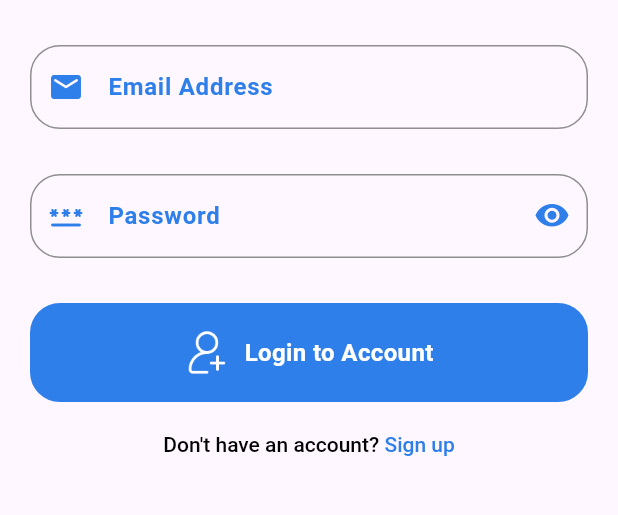
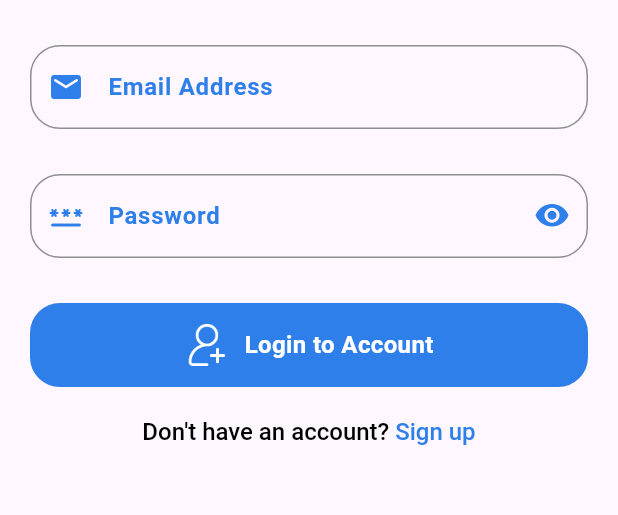
Before and after one commit to ICN-1/MyQuotesApplication, a Flutter app: the screen it shows after launch, on a phone screen of 412 x 824 dp, the part 105-620 px from its top. Run offline on Flutter 3.47's test engine with Material 3 defaults, Android fonts, the phone set to English and light mode, and no system bars; our stand-ins replace cloud_firestore, firebase_auth, firebase_core, get; accounts and stored records are empty.

Commit message:
Fixed the visiblity issue

```diff
--- a/lib/controllers/login_and_sign_up_page_controller.dart
+++ b/lib/controllers/login_and_sign_up_page_controller.dart
@@ -10,6 +10,9 @@ class LoginAndSignupPageController extends GetxController {
 
   final RxBool _isTextHidden = true.obs;
   bool get isTextHidden => _isTextHidden.value;
+
+  final RxBool _isFalse = true.obs;
+  bool get isFalse => _isFalse.value;
 
   Future<void> createAccount(GlobalKey<FormState> formKey, String username, String email, String phone, String password) async{
     final isCreated = formKey.currentState?.validate();
@@ -82,7 +85,7 @@ class LoginAndSignupPageController extends GetxController {
     if (isPassword) {
       _isTextHidden.value = !_isTextHidden.value;
     }else{
-      _isTextHidden.value = false;
+      _isFalse.value = false;
     }
   }
 }
--- a/lib/screens/login_page.dart
+++ b/lib/screens/login_page.dart
@@ -116,7 +116,7 @@ class LoginPage extends StatelessWidget {
                               text: "Don't have an account?",
                               style: TextStyle(
                                 fontWeight: FontWeight.w500,
-                                fontSize: AppSizes.textSmall,
+                                fontSize: AppSizes.textNormal,
                                 color: AppColors.black
                               ),
                               children: [
@@ -124,7 +124,7 @@ class LoginPage extends StatelessWidget {
                                   text: " Sign up",
                                   style: TextStyle(
                                     fontWeight: FontWeight.w500,
-                                    fontSize: AppSizes.textSmall,
+                                    fontSize: AppSizes.textNormal,
                                     color: AppColors.blue
                                   ),
                                 )
--- a/lib/screens/sign_up_page.dart
+++ b/lib/screens/sign_up_page.dart
@@ -150,7 +150,7 @@ class SignUpPage extends StatelessWidget {
                               text: "Already have an account?",
                               style: TextStyle(
                                 fontWeight: FontWeight.w500,
-                                fontSize: AppSizes.textSmall,
+                                fontSize: AppSizes.textNormal,
                                 color: AppColors.black
                               ),
                               children: [
@@ -158,7 +158,7 @@ class SignUpPage extends StatelessWidget {
                                   text: " Login",
                                   style: TextStyle(
                                     fontWeight: FontWeight.w500,
-                                    fontSize: AppSizes.textSmall,
+                                    fontSize: AppSizes.textNormal,
                                     color: AppColors.blue
                                   ),
                                 )
--- a/lib/widgets/text_form_field.dart
+++ b/lib/widgets/text_form_field.dart
@@ -35,7 +35,7 @@ class AppTextFormField extends StatelessWidget {
       child: Obx(() => TextFormField(
         controller: controller,
         keyboardType: inputType,
-        obscureText: textFormFieldController.isTextHidden,
+        obscureText: isPassword ? textFormFieldController.isTextHidden : textFormFieldController.isFalse,
         validator: (String? text) => validationType(text),
 
         decoration: InputDecoration(
--- a/lib/widgets/wide_button.dart
+++ b/lib/widgets/wide_button.dart
@@ -34,7 +34,7 @@ class WideButton extends StatelessWidget {
         ),
         width: double.infinity,
         child: Padding(
-          padding: const EdgeInsets.only(top: 15.0, bottom: 15.0),
+          padding: const EdgeInsets.only(top: 10.0, bottom: 10.0),
           child: Row(
             mainAxisAlignment: MainAxisAlignment.center,
             children: [
```
